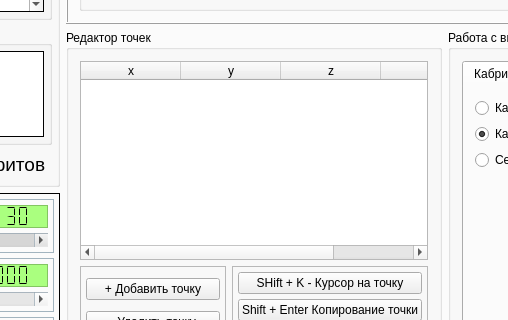
First picture: the form in KAMEditor/mainwindow.ui, repository Xtail96/SML, before the edit; both pictures show x 182 to 690 and y 334 to 654 of the 1101 by 774 pixel window.
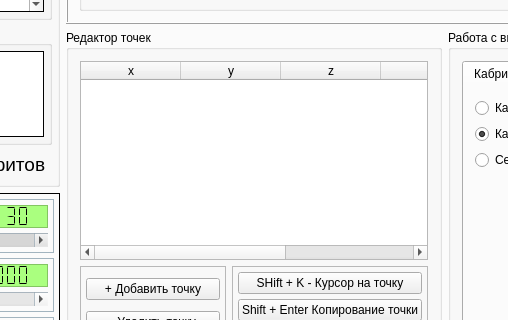
Second picture: the form after the edit. The open tabs and pages were chosen to show the change.

Patch:
```diff
--- a/KAMEditor/mainwindow.ui
+++ b/KAMEditor/mainwindow.ui
@@ -430,6 +430,11 @@
                <string>a</string>
               </property>
              </column>
+             <column>
+              <property name="text">
+               <string>b</string>
+              </property>
+             </column>
             </widget>
            </item>
            <item row="1" column="1">
```
Left out of the diff: 2 changed lines with no effect on the pictures.
